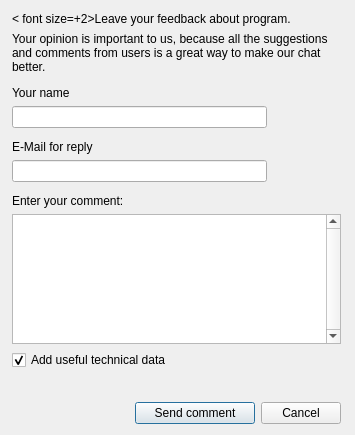
Old version of the form src/loader/commentdialog.ui in the repository silvansky/Contacts.
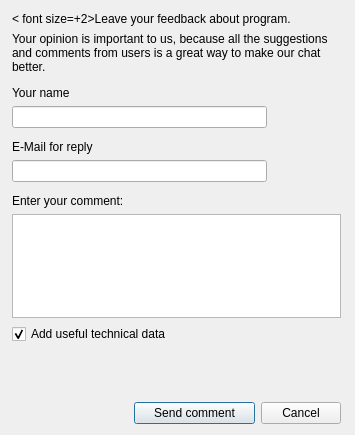
New version of the form.

Commit message: Немного дизайна. Окно отзыва приведено в соответствие с интерфейсами.

```diff
--- a/src/loader/commentdialog.ui
+++ b/src/loader/commentdialog.ui
@@ -137,7 +137,7 @@
      <item>
       <widget class="QTextEdit" name="tedComment">
        <property name="verticalScrollBarPolicy">
-        <enum>Qt::ScrollBarAlwaysOn</enum>
+        <enum>Qt::ScrollBarAsNeeded</enum>
        </property>
        <property name="horizontalScrollBarPolicy">
         <enum>Qt::ScrollBarAlwaysOff</enum>
@@ -166,6 +166,39 @@
      </item>
     </layout>
    </item>
+   <item>
+    <layout class="QHBoxLayout" name="horizontalLayout">
+     <item>
+      <widget class="QLabel" name="lblSendStatusIcon">
+       <property name="sizePolicy">
+        <sizepolicy hsizetype="Maximum" vsizetype="Preferred">
+         <horstretch>0</horstretch>
+         <verstretch>0</verstretch>
+        </sizepolicy>
+       </property>
+       <property name="text">
+        <string/>
+       </property>
+      </widget>
+     </item>
+     <item>
+      <widget class="QLabel" name="lblSendCommentStatus">
+       <property name="text">
+        <string/>
+       </property>
+       <property name="textFormat">
+        <enum>Qt::PlainText</enum>
+       </property>
+       <property name="scaledContents">
+        <bool>true</bool>
+       </property>
+       <property name="wordWrap">
+        <bool>true</bool>
+       </property>
+      </widget>
+     </item>
+    </layout>
+   </item>
    <item>
     <layout class="QHBoxLayout" name="horizLayoutControls">
      <item>
@@ -181,29 +214,6 @@
        </property>
       </spacer>
      </item>
-     <item>
-      <widget class="QLabel" name="lblSendStatusIcon">
-       <property name="text">
-        <string/>
-       </property>
-      </widget>
-     </item>
-     <item>
-      <widget class="QLabel" name="lblSendCommentStatus">
-       <property name="text">
-        <string/>
-       </property>
-       <property name="textFormat">
-        <enum>Qt::PlainText</enum>
-       </property>
-       <property name="scaledContents">
-        <bool>true</bool>
-       </property>
-       <property name="wordWrap">
-        <bool>true</bool>
-       </property>
-      </widget>
-     </item>
      <item>
       <widget class="QPushButton" name="pbtSendComment">
        <property name="sizePolicy">
@@ -221,6 +231,9 @@
        <property name="text">
         <string>Send comment</string>
        </property>
+       <property name="autoDefault">
+        <bool>false</bool>
+       </property>
        <property name="default">
         <bool>true</bool>
        </property>
```
Left out of the diff: 25 changed lines with no effect on the pictures. The commit also changes 2 other files.
